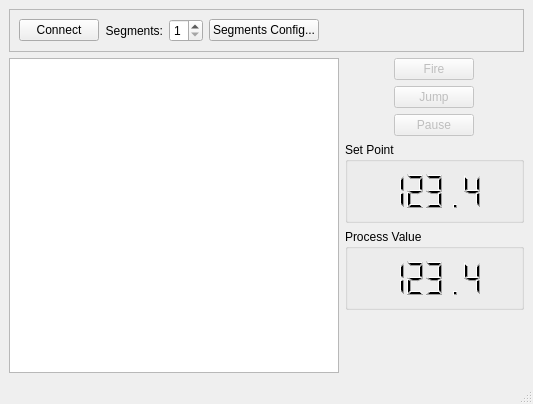
Above: MainWindow.ui from Trefoil-Lab/Eurotherm_2404_controller before the change. Below: the same form after it.
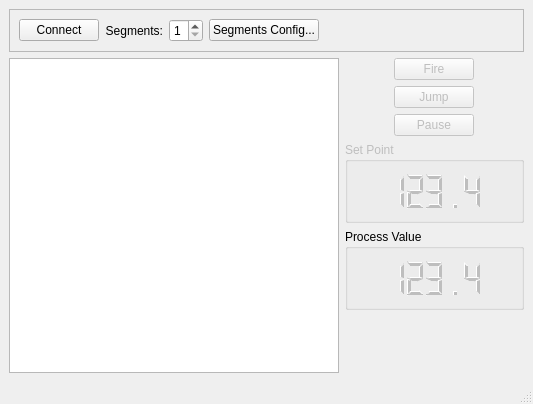
That is the form after the change.

What changed in the file:
```diff
--- a/MainWindow.ui
+++ b/MainWindow.ui
@@ -190,6 +190,9 @@
         </item>
         <item>
          <widget class="QGroupBox" name="groupBox">
+          <property name="enabled">
+           <bool>false</bool>
+          </property>
           <property name="title">
            <string>Set Point</string>
           </property>
@@ -227,6 +230,9 @@
           <layout class="QVBoxLayout" name="verticalLayout_5">
            <item>
             <widget class="QLCDNumber" name="processValueLcdNumber">
+             <property name="enabled">
+              <bool>false</bool>
+             </property>
              <property name="sizePolicy">
               <sizepolicy hsizetype="Fixed" vsizetype="Fixed">
                <horstretch>0</horstretch>
```
